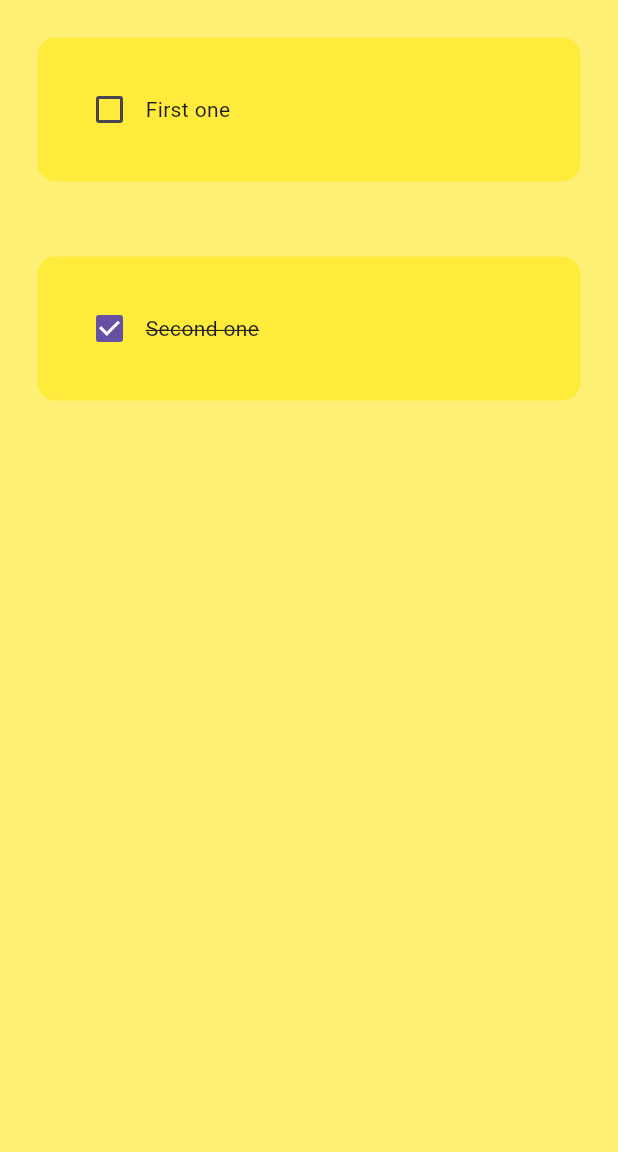
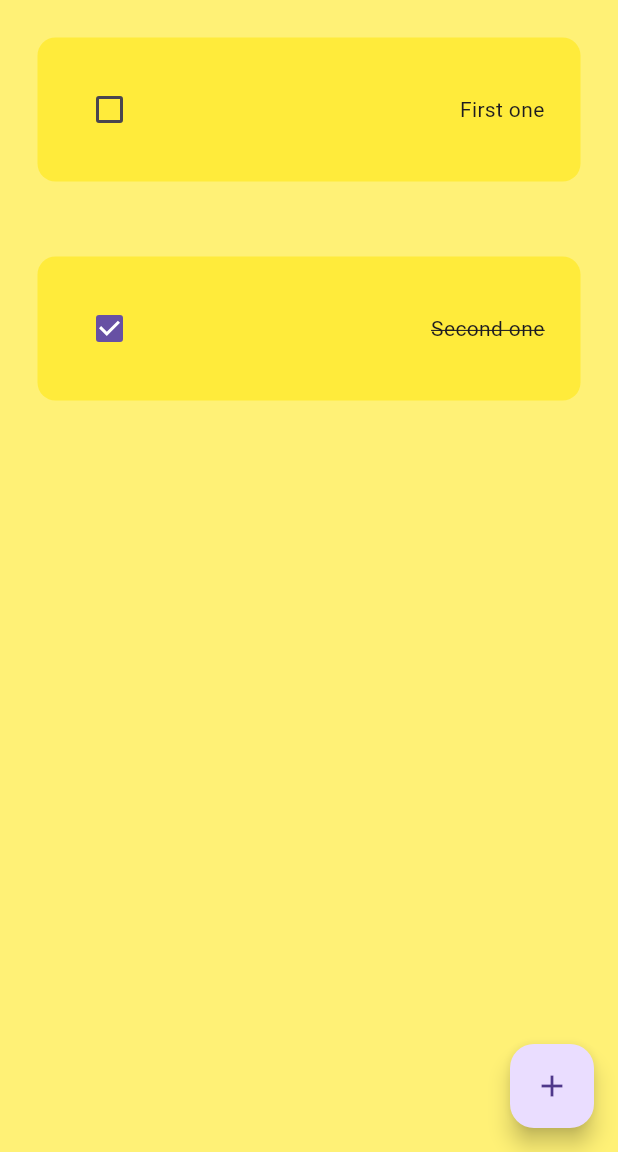
Before and after one commit to MayranL/todo_app, a Flutter app: the screen it shows after launch, on a phone screen of 412 x 824 dp, the part 84-1236 px from its top. Run offline on Flutter 3.47's test engine with Material 3 defaults, Android fonts, the phone set to English and light mode, and no system bars; drawn by our look-alikes of flutter_slidable.

Commit message:
Bouton ajout et delete fonctionnel

```diff
--- a/lib/main.dart
+++ b/lib/main.dart
@@ -13,6 +13,10 @@ class MyApp extends StatelessWidget {
     return MaterialApp(
       debugShowCheckedModeBanner: false,
       home: const ViewPage(),
+      theme: ThemeData(
+        // TODO : Corriger erreur couleur appbar
+        primarySwatch: Colors.yellow
+      ),
     );
   }
 }
--- a/lib/task.dart
+++ b/lib/task.dart
@@ -1,16 +1,28 @@
 import 'package:flutter/material.dart';
+import 'package:flutter_slidable/flutter_slidable.dart';
 
 class Task extends StatelessWidget {
   final String taskName;
   final bool taskCompleted;
   Function(bool?)? onChanged;
+  Function(BuildContext)? deleteTask;
 
-  Task({super.key, required this.taskName, required this.taskCompleted, required this.onChanged});
-
+  Task({super.key, required this.taskName, required this.taskCompleted, required this.onChanged, required this.deleteTask});
   @override
   Widget build(BuildContext context) {
     return Padding(
       padding: const EdgeInsets.all(25),
+      child: Slidable(
+        endActionPane: ActionPane(
+          motion: StretchMotion(),
+          children: [
+            SlidableAction(onPressed: deleteTask,
+            icon: Icons.delete,
+            backgroundColor: Colors.red.shade300,
+            borderRadius: BorderRadius.circular(4),)
+          ],
+        ),
+
       child: Container(
         padding: EdgeInsets.all(24),
         decoration: BoxDecoration(
@@ -18,14 +30,20 @@ class Task extends StatelessWidget {
           borderRadius: BorderRadius.circular(12),
         ),
         child: Row(
+          mainAxisAlignment: MainAxisAlignment.spaceBetween,
           children: [
             Checkbox(value: taskCompleted, onChanged: onChanged),
 
             Text(taskName,
             style: TextStyle(decoration: taskCompleted ? TextDecoration.lineThrough : TextDecoration.none),),
+
+            // MaterialButton(
+            //   child: Icon(Icons.delete),
+            //   onPressed: deleteTask,
+            // )
           ],
         ),
       ),
-    );
+    ));
   }
 }
--- a/pubspec.yaml
+++ b/pubspec.yaml
@@ -35,6 +35,7 @@ dependencies:
   # The following adds the Cupertino Icons font to your application.
   # Use with the CupertinoIcons class for iOS style icons.
   cupertino_icons: ^1.0.2
+  flutter_slidable: ^1.2.0
 
 dev_dependencies:
   flutter_test:
```
Also changed, not shown: lib/my_button.dart (added, +16 -0 lines), lib/new_task.dart (added, +42 -0 lines), lib/view.dart (+30 -2 lines), pubspec.lock.
